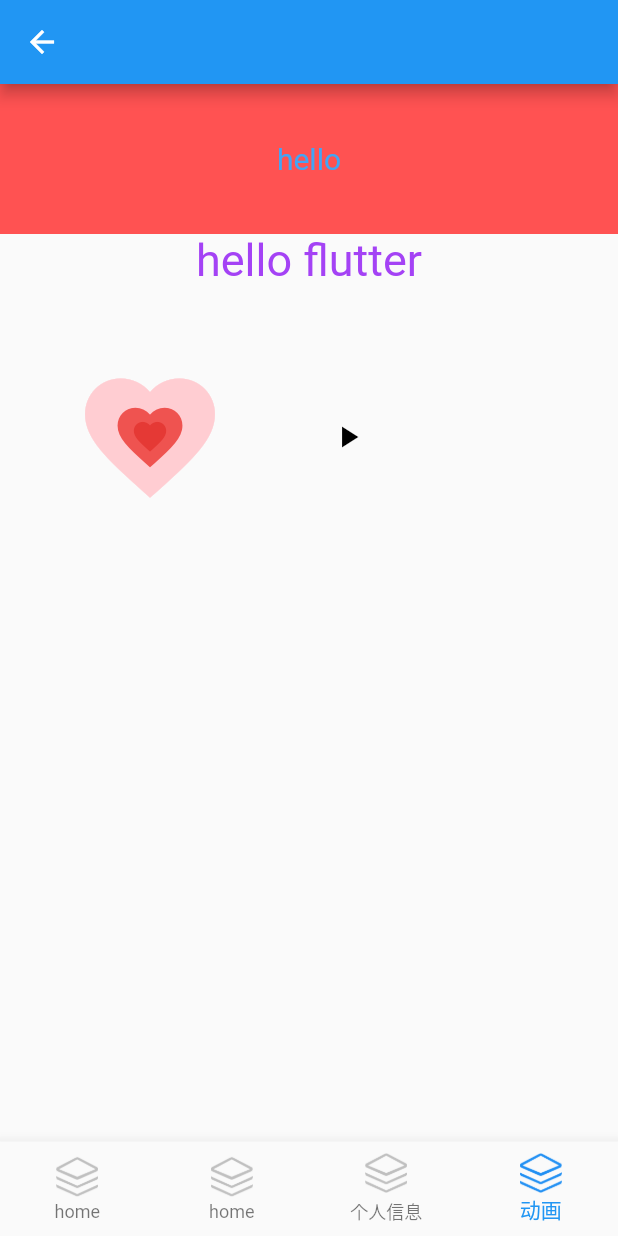
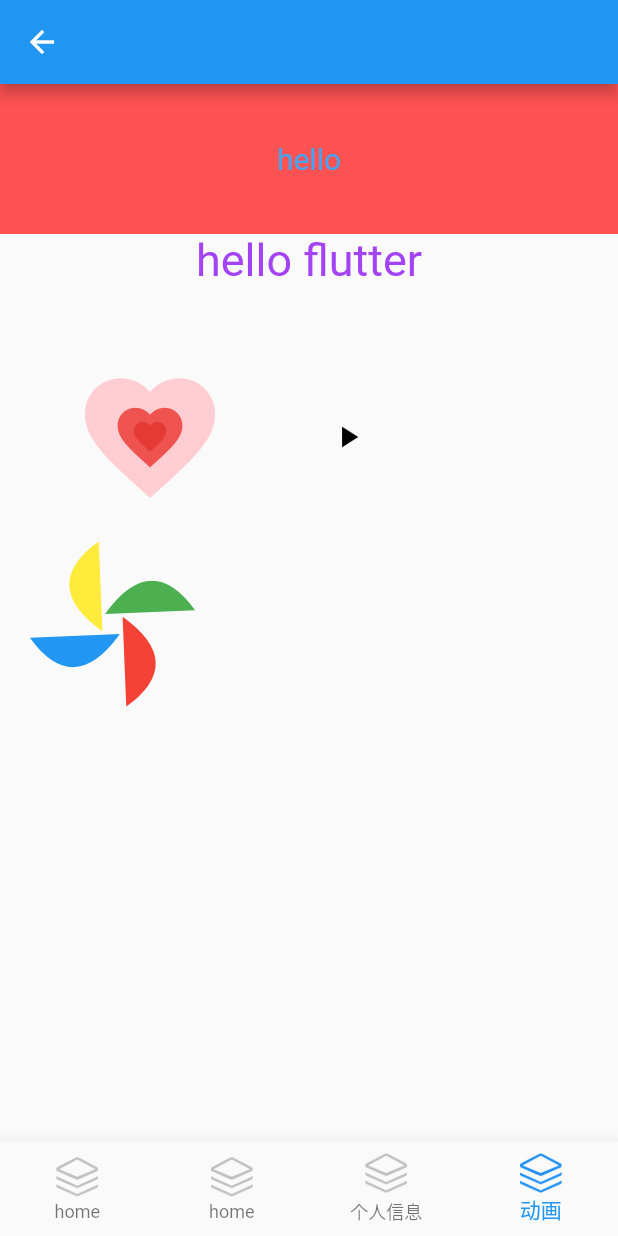
Before and after one commit to lishaoshi/my_flutter, a Flutter app: the MyHomePage screen opened by its route, on a phone screen of 412 x 824 dp. Run offline on Flutter 3.47's test engine with Material 2 defaults, Android fonts, the phone set to English and light mode, and no system bars; drawn by our look-alikes of animated_text_kit; our stand-ins replace cached_network_image, fluro, flutter_bloc, flutter_easyloading, flutter_easyrefresh; network calls fail; Roboto replaces fonts that are missing (Georgia).

Commit message:
添加风车动画

```diff
--- a/lib/pages/animation/index.dart
+++ b/lib/pages/animation/index.dart
@@ -1,6 +1,7 @@
 import 'package:flutter/material.dart';
 import 'package:animated_text_kit/animated_text_kit.dart';
 import 'love_animation.dart';
+import 'windmill_indicator.dart';
 
 class MyAnimate extends StatefulWidget {
   const MyAnimate({Key? key}) : super(key: key);
@@ -29,7 +30,8 @@ class _MyAnimationState extends State<MyAnimate> {
             textStyle: const TextStyle(
                 color: Color.fromRGBO(164, 66, 245, 1), fontSize: 30)),
       ], isRepeatingAnimation: true, repeatForever: true),
-      LoveAnimation()
+      LoveAnimation(),
+      WindmillIndicator()
     ]);
   }
 }
--- /dev/null
+++ b/lib/pages/animation/windmill_indicator.dart
@@ -0,0 +1,128 @@
+// ignore_for_file: prefer_const_literals_to_create_immutables
+
+import 'dart:math';
+import 'package:flutter/material.dart';
+
+class WindmillIndicator extends StatefulWidget {
+  const WindmillIndicator({Key? key}) : super(key: key);
+
+  @override
+  State createState() => _WindmillIndicator();
+}
+
+class _WindmillIndicator extends State<WindmillIndicator>
+    with SingleTickerProviderStateMixin {
+  late Animation<double> animation;
+  late AnimationController controller;
+  @override
+  void initState() {
+    // TODO: implement initState
+    super.initState();
+    controller = AnimationController(
+        duration: const Duration(milliseconds: 1000), vsync: this);
+    animation = Tween<double>(begin: 0, end: 1).animate(controller);
+    controller.repeat();
+  }
+
+  @override
+  Widget build(BuildContext context) {
+    return Row(
+      children: [
+        Container(
+          height: 50,
+          margin: const EdgeInsets.only(left: 50),
+          child: AnimationWindmill(
+            animation: animation,
+          ),
+        )
+      ],
+    );
+  }
+
+  @override
+  void dispose() {
+    controller.stop();
+    controller.dispose();
+    // TODO: implement dispose
+    super.dispose();
+  }
+}
+
+// 枫叶组件
+class WindmillWing extends StatelessWidget {
+  final double angle;
+  final Color color;
+  const WindmillWing({Key? key, required this.angle, required this.color})
+      : super(key: key);
+
+  @override
+  Widget build(context) {
+    return Container(
+      transformAlignment: Alignment.bottomCenter,
+      transform: Matrix4.translationValues(0, -50 / 2, 0)..rotateZ(angle),
+      child: ClipPath(
+        child: Container(
+          width: 50,
+          height: 50,
+          alignment: Alignment.center,
+          color: color,
+        ),
+        clipper: WindmillClipPath(),
+      ),
+    );
+  }
+}
+
+// 叶片切割组件
+class WindmillClipPath extends CustomClipper<Path> {
+  @override
+  Path getClip(Size size) {
+    var path = Path()
+      ..moveTo(size.width / 3, size.height)
+      ..quadraticBezierTo(0, 0, size.width, 0)
+      // ..arcToPoint(Offset(0, size.height * (2 / 3)),
+      //     radius: Radius.circular(size.width / 2))
+      // ..arcToPoint(Offset(size.width, 0), radius: Radius.circular(size.width))
+      ..lineTo(size.width / 3, size.height);
+    return path;
+  }
+
+  @override
+  bool shouldReclip(covariant CustomClipper<Path> oldClipper) {
+    return false;
+  }
+}
+
+// 风车动画组件
+
+class AnimationWindmill extends AnimatedWidget {
+  final Animation<double> animation;
+  AnimationWindmill({Key? key, required this.animation})
+      : super(key: key, listenable: animation);
+
+  @override
+  Widget build(BuildContext context) {
+    // final animated = listenable as Animation<double>;
+    final rotationAngle = 2 * pi * animation.value;
+    return Stack(
+      children: <Widget>[
+        WindmillWing(
+          angle: rotationAngle,
+          color: Colors.yellow,
+        ),
+        WindmillWing(
+          angle: pi / 2 + rotationAngle,
+          color: Colors.green,
+        ),
+        WindmillWing(
+          angle: pi + rotationAngle,
+          color: Colors.red,
+        ),
+        WindmillWing(
+          angle: -pi / 2 + rotationAngle,
+          color: Colors.blue,
+        )
+      ],
+    );
+  }
+}
```
